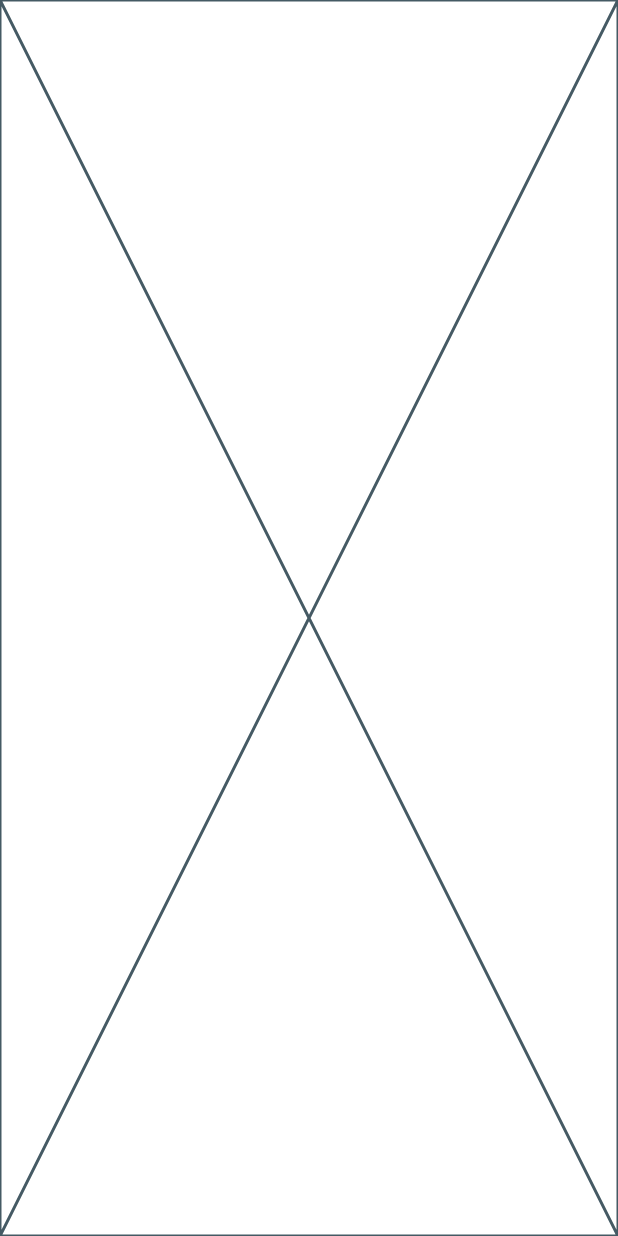
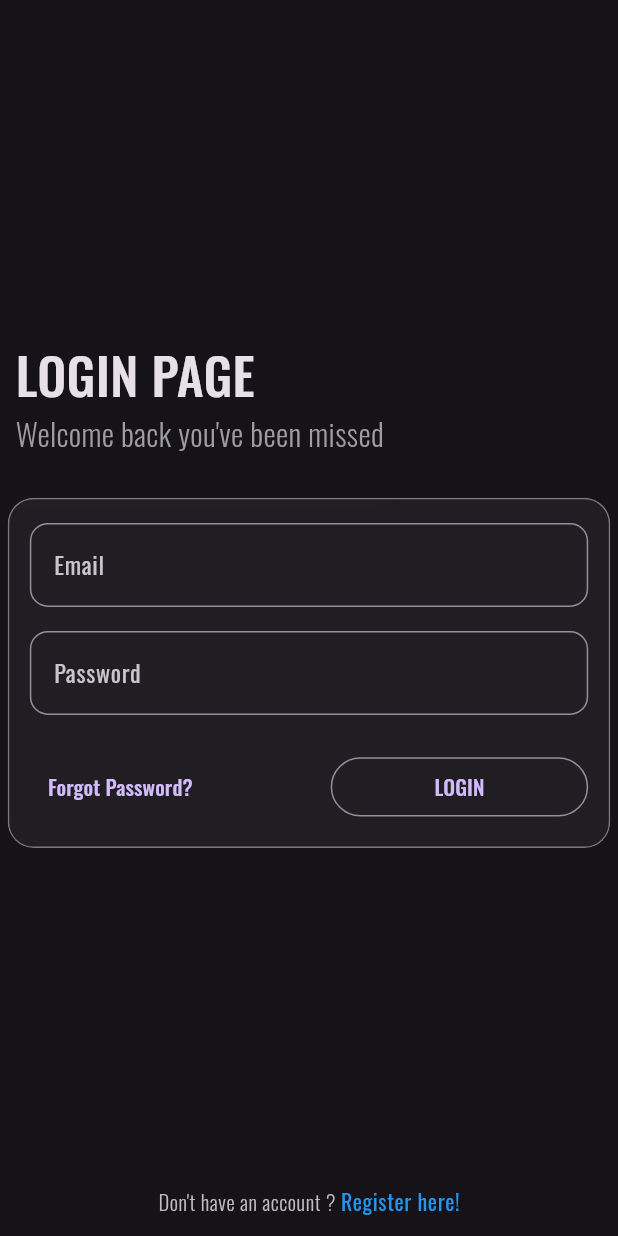
Before and after one commit to ne-al/flutter_todo_enhanced, a Flutter app: the screen it shows after launch, on a phone screen of 412 x 824 dp. Run offline on Flutter 3.47's test engine with Material 3 defaults, Android fonts, the light colour scheme and no system bars; drawn by our look-alikes of glass_kit; our stand-ins replace firebase_auth, firebase_core, flutter_riverpod, flutter_screenutil, freezed_annotation, gap and 1 more; accounts and stored records are empty.

Commit message:
Added - Firebase, Auth Pages

```diff
--- /dev/null
+++ b/lib/app/components/custom_textfield.dart
@@ -0,0 +1,30 @@
+import 'package:flutter/material.dart';
+
+class CustomTextField extends StatelessWidget {
+  final TextEditingController controller;
+  final String labelText;
+  final String hintText;
+  final bool isObscure;
+  const CustomTextField({
+    super.key,
+    required this.controller,
+    required this.hintText,
+    required this.labelText,
+    required this.isObscure,
+  });
+
+  @override
+  Widget build(BuildContext context) {
+    return TextField(
+      controller: controller,
+      obscureText: isObscure,
+      decoration: InputDecoration(
+        labelText: labelText,
+        hintText: hintText,
+        border: OutlineInputBorder(
+          borderRadius: BorderRadius.circular(12),
+        ),
+      ),
+    );
+  }
+}
--- /dev/null
+++ b/lib/app/screens/pages/auth/login_page.dart
@@ -0,0 +1,158 @@
+import 'package:flutter/gestures.dart';
+import 'package:flutter/material.dart';
+import 'package:flutter_screenutil/flutter_screenutil.dart';
+import 'package:flutter_todo_enhanced/app/components/custom_textfield.dart';
+import 'package:gap/gap.dart';
+import 'package:glass_kit/glass_kit.dart';
+import 'package:go_router/go_router.dart';
+
+class LoginPage extends StatefulWidget {
+  const LoginPage({super.key});
+
+  @override
+  State<LoginPage> createState() => _LoginPageState();
+}
+
+class _LoginPageState extends State<LoginPage> {
+  final TextEditingController emailController = TextEditingController();
+  final TextEditingController passwordController = TextEditingController();
+
+  @override
+  void dispose() {
+    emailController.dispose();
+    passwordController.dispose();
+    super.dispose();
+  }
+
+  @override
+  Widget build(BuildContext context) {
+    return Scaffold(
+      body: SafeArea(
+        child: Column(
+          children: [
+            Expanded(
+              child: Center(
+                child: SingleChildScrollView(
+                  child: Column(
+                    crossAxisAlignment: CrossAxisAlignment.start,
+                    mainAxisAlignment: MainAxisAlignment.center,
+                    children: [
+                      Padding(
+                        padding: const EdgeInsets.only(left: 12).r,
+                        child: Column(
+                          crossAxisAlignment: CrossAxisAlignment.start,
+                          children: [
+                            Text(
+                              'LOGIN PAGE',
+                              style: TextStyle(
+                                fontSize: 40.sp,
+                                fontWeight: FontWeight.w500,
+                              ),
+                            ),
+                            Text(
+                              'Welcome back you\'ve been missed',
+                              style: TextStyle(
+                                fontSize: 24.sp,
+                                fontWeight: FontWeight.w300,
+                                color: Colors.grey.shade500,
+                              ),
+                            ),
+                          ],
+                        ),
+                      ),
+                      Padding(
+                        padding: const EdgeInsets.only(
+                          left: 6,
+                          right: 6,
+                          top: 34,
+                        ).r,
+                        child: GlassContainer.clearGlass(
+                          height: 272.h,
+                          width: double.infinity,
+                          borderRadius: BorderRadius.circular(20.r),
+                          blur: 20,
+                          color: Colors.grey.shade600.withOpacity(0.12),
+                          child: Padding(
+                            padding: const EdgeInsets.symmetric(
+                                    horizontal: 16, vertical: 8)
+                                .r,
+                            child: Column(
+                              mainAxisAlignment: MainAxisAlignment.center,
+                              children: [
+                                CustomTextField(
+                                  controller: emailController,
+                                  hintText: 'What was your email?',
+                                  labelText: 'Email',
+                                  isObscure: false,
+                                ),
+                                const Gap(16),
+                                CustomTextField(
+                                  controller: passwordController,
+                                  hintText: 'What was your password?',
+                                  labelText: 'Password',
+                                  isObscure: true,
+                                ),
+                                const Gap(24),
+                                Row(
+                                  mainAxisAlignment:
+                                      MainAxisAlignment.spaceBetween,
+                                  children: [
+                                    TextButton(
+                                      onPressed: () {},
+                                      child: const Text('Forgot Password?'),
+                                    ),
+                                    SizedBox(
+                                      width: 180.w,
+                                      height: 46.h,
+                                      child: OutlinedButton(
+                                        onPressed: () {},
+                                        child: const Text('LOGIN'),
+                                      ),
+                                    ),
+                                  ],
+                                ),
+                              ],
+                            ),
+                          ),
+                        ),
+                      ),
+                    ],
+                  ),
+                ),
+              ),
+            ),
+            RichText(
+              text: TextSpan(
+                text: 'Don\'t have an account ? ',
+                style: TextStyle(
+                  fontFamily: 'Oswald',
+                  color: Colors.grey.shade400,
+                  fontSize: 16.sp,
+                  fontWeight: FontWeight.w300,
+                  letterSpacing: 0.4,
+                ),
+                children: [
+                  TextSpan(
+                    text: 'Register here!',
+                    style: TextStyle(
+                      fontFamily: 'Oswald',
+                      color: Colors.blue,
+                      fontSize: 17.sp,
+                      fontWeight: FontWeight.w400,
+                      letterSpacing: 0.4,
+                    ),
+                    recognizer: TapGestureRecognizer()
+                      ..onTap = () {
+                        context.go('/register');
+                      },
+                  ),
+                ],
+              ),
+            ),
+            const Gap(12),
+          ],
+        ),
+      ),
+    );
+  }
+}
--- /dev/null
+++ b/lib/core/handler/auth_handler.dart
@@ -0,0 +1,22 @@
+import 'package:firebase_auth/firebase_auth.dart';
+import 'package:flutter/material.dart';
+import 'package:flutter_todo_enhanced/app/screens/pages/auth/login_page.dart';
+import 'package:flutter_todo_enhanced/app/screens/pages/home.dart';
+
+class AuthHandler extends StatelessWidget {
+  const AuthHandler({super.key});
+
+  @override
+  Widget build(BuildContext context) {
+    return StreamBuilder(
+      stream: FirebaseAuth.instance.authStateChanges(),
+      builder: (context, snapshot) {
+        if (snapshot.hasData) {
+          return const HomePage();
+        } else {
+          return const LoginPage();
+        }
+      },
+    );
+  }
+}
--- /dev/null
+++ b/lib/core/services/data_service.dart
@@ -0,0 +1,4 @@
+// here all the data crud operation happens
+// such as creating user data, todos data, new todo category etc.
+
+class DataService {}
--- a/lib/main.dart
+++ b/lib/main.dart
@@ -1,8 +1,20 @@
 import 'package:flutter/material.dart';
+import 'package:flutter_riverpod/flutter_riverpod.dart';
+import 'package:flutter_screenutil/flutter_screenutil.dart';
+import 'package:flutter_todo_enhanced/firebase_options.dart';
 import 'package:flutter_todo_enhanced/routes.dart';
+import 'package:firebase_core/firebase_core.dart';
 
-void main() {
-  runApp(const MyApp());
+void main() async {
+  WidgetsFlutterBinding.ensureInitialized();
+  await Firebase.initializeApp(
+    options: DefaultFirebaseOptions.currentPlatform,
+  );
+  runApp(
+    const ProviderScope(
+      child: MyApp(),
+    ),
+  );
 }
 
 class MyApp extends StatelessWidget {
@@ -10,17 +22,26 @@ class MyApp extends StatelessWidget {
 
   @override
   Widget build(BuildContext context) {
+    return ScreenUtilInit(
+        designSize: const Size(432.0, 960.0),
+        ensureScreenSize: true,
+        minTextAdapt: true,
+        builder: (context, child) {
           return MaterialApp.router(
             title: 'Todo Enhanced',
             debugShowCheckedModeBanner: false,
             theme: ThemeData(
+              fontFamily: 'Oswald',
               colorScheme: ColorScheme.fromSeed(
                 seedColor: Colors.deepPurple,
                 brightness: Brightness.dark,
+              ).copyWith(
+                background: Colors.black,
               ),
               useMaterial3: true,
             ),
             routerConfig: routes,
           );
+        });
   }
 }
--- a/lib/routes.dart
+++ b/lib/routes.dart
@@ -1,4 +1,7 @@
+import 'package:flutter_todo_enhanced/app/screens/pages/auth/login_page.dart';
+import 'package:flutter_todo_enhanced/app/screens/pages/auth/register_page.dart';
 import 'package:flutter_todo_enhanced/app/screens/pages/home.dart';
+import 'package:flutter_todo_enhanced/core/handler/auth_handler.dart';
 import 'package:go_router/go_router.dart';
 
 final routes = GoRouter(
@@ -6,8 +9,25 @@ final routes = GoRouter(
   routes: [
     GoRoute(
       path: '/',
-      name: 'home',
-      builder: (context, state) => const HomePage(),
+      name: 'handler',
+      builder: (context, state) => const AuthHandler(),
+      routes: [
+        GoRoute(
+          path: 'home',
+          name: 'home',
+          builder: (context, state) => const HomePage(),
+        ),
+        GoRoute(
+          path: 'login',
+          name: 'login',
+          builder: (context, state) => const LoginPage(),
+        ),
+        GoRoute(
+          path: 'register',
+          name: 'register',
+          builder: (context, state) => const RegisterPage(),
+        ),
+      ],
     ),
   ],
 );
```
Also changed, not shown: lib/app/screens/pages/auth/register_page.dart (added, +162 -0 lines), lib/app/screens/pages/home.dart (+24 -1 lines), lib/core/constant/constant.dart (added, +7 -0 lines), lib/core/models/user_model.dart (added, +24 -0 lines), lib/core/services/auth_service.dart (added, +12 -0 lines), pubspec.yaml (+29 -4 lines), assets/fonts/Oswald-Bold.ttf (added), assets/fonts/Oswald-ExtraLight.ttf (added), assets/fonts/Oswald-Light.ttf (added), assets/fonts/Oswald-Medium.ttf (added), assets/fonts/Oswald-Regular.ttf (added), assets/fonts/Oswald-SemiBold.ttf (added), lib/core/models/user_model.freezed.dart (added), lib/core/models/user_model.g.dart (added), 3 more files, 4 other files. Lines whose indentation alone changed are shown as unchanged.
